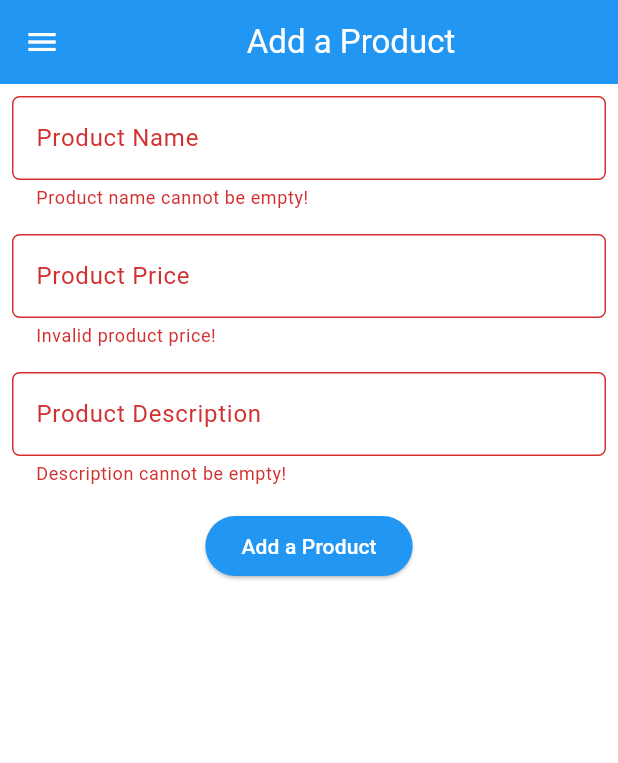
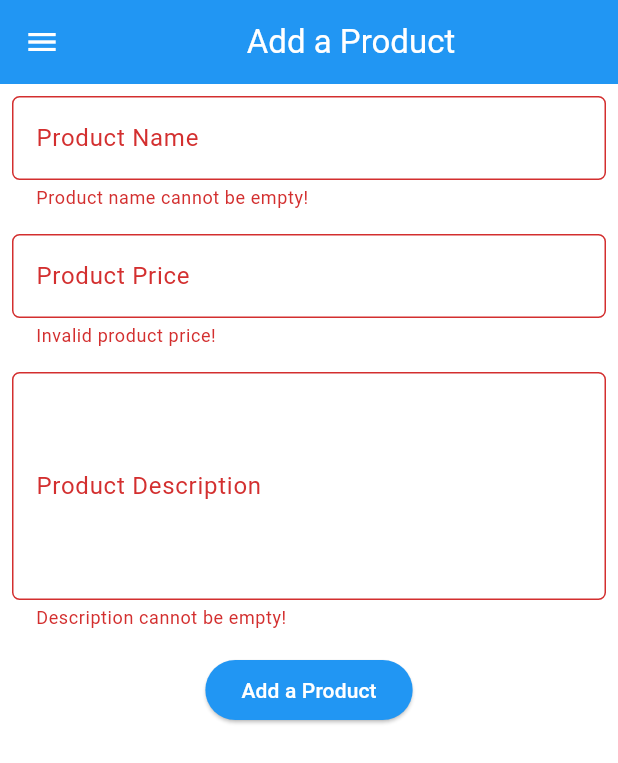
Before and after one commit to Kritzeey/kick-street-flutter, a Flutter app: the ProductFormPage screen opened directly, after a tap on "Add a Product", on a phone screen of 412 x 824 dp. Shown: the top 763 px of the screen. Run offline on Flutter 3.47's test engine with Material 3 defaults, Android fonts, the light colour scheme and no system bars.

Commit message:
fix: minor fix

```diff
--- a/lib/screens/product_form.dart
+++ b/lib/screens/product_form.dart
@@ -47,6 +47,7 @@ class _ProductFormPageState extends State<ProductFormPage> {
                   if (value == null || value.isEmpty) {
                     return "Product name cannot be empty!";
                   }
+
                   return null;
                 },
               ),
@@ -77,7 +78,6 @@ class _ProductFormPageState extends State<ProductFormPage> {
                     return "Invalid product price!";
                   }
 
-
                   if (price <= 0) {
                     return "Invalid product price!";
                   }
@@ -89,6 +89,7 @@ class _ProductFormPageState extends State<ProductFormPage> {
             Padding(
               padding: const EdgeInsets.all(8.0),
               child: TextFormField(
+                maxLines: 5,
                 decoration: InputDecoration(
                   hintText: "Product Description",
                   labelText: "Product Description",
@@ -146,6 +147,7 @@ class _ProductFormPageState extends State<ProductFormPage> {
                           );
                         }
                       );
+                      _formkey.currentState!.reset();
                     }
                   },
                   child: const Text(
```
